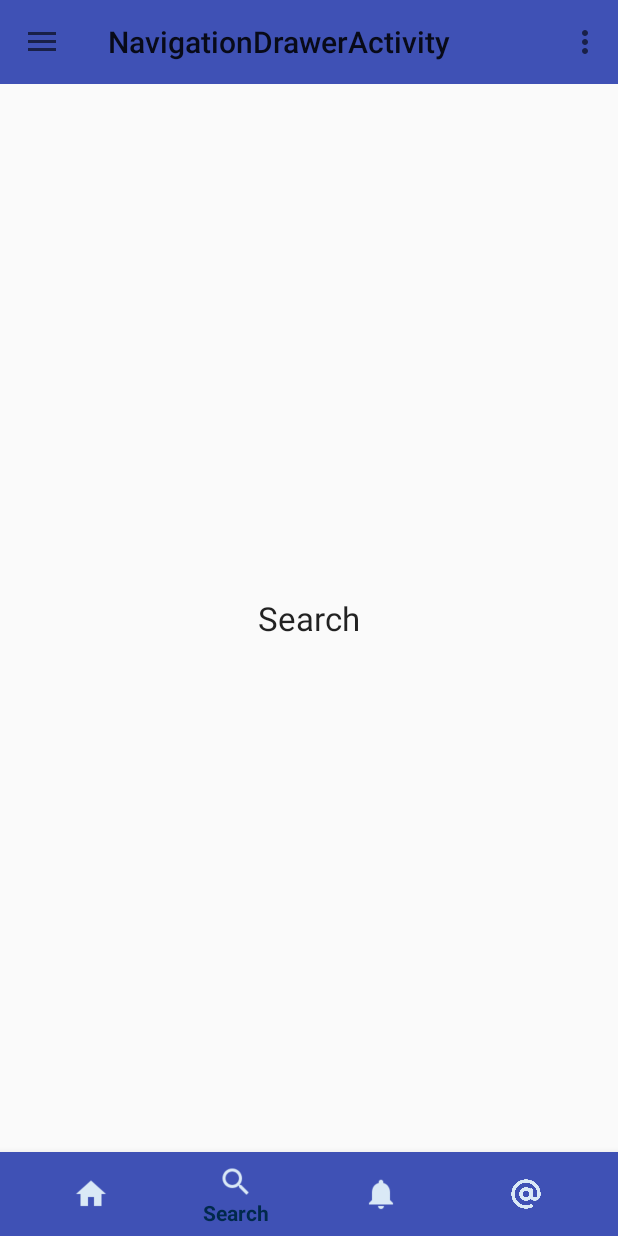
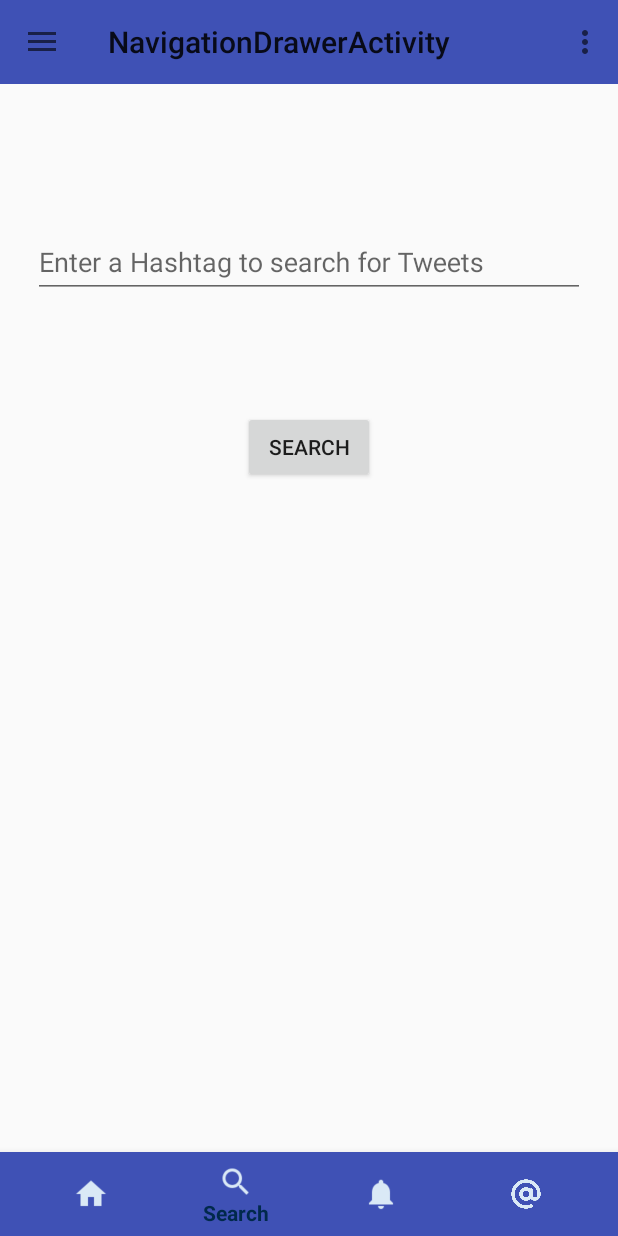
Before and after one commit to ammar8020/social-pocket-analyzer, an Android app: the NavigationDrawerActivity screen opened directly, with no data from a screen before it, item 2 of the bottom bar chosen, on a phone screen of 412 x 824 dp. Run offline under Robolectric (Android 15) with nearby library versions, the phone set to English and light mode, and no system bars; network calls fail; 1 statement that could not run was skipped.

Commit message:
Tweets according to Hashtag can be Searched now.

```diff
--- /dev/null
+++ b/app/src/main/java/com/ammar/socialpocketa/HashtagFragment.java
@@ -0,0 +1,302 @@
+package com.ammar.socialpocketa;
+
+import android.support.annotation.NonNull;
+import android.support.annotation.Nullable;
+import android.support.v4.app.Fragment;
+import android.support.v7.app.AppCompatActivity;
+import android.os.Bundle;
+import android.support.v7.widget.LinearLayoutManager;
+import android.support.v7.widget.RecyclerView;
+import android.util.Log;
+import android.view.LayoutInflater;
+import android.view.View;
+import android.view.ViewGroup;
+import android.widget.Button;
+import android.widget.EditText;
+import android.widget.Toast;
+
+import com.ammar.socialpocketa.R;
+import com.ammar.socialpocketa.models.Hashtag;
+
+import java.io.IOException;
+import java.util.ArrayList;
+import java.util.Arrays;
+import java.util.List;
+
+//import okhttp3.ResponseBody;
+import retrofit2.Call;
+import retrofit2.Callback;
+import retrofit2.Response;
+
+public class HashtagFragment extends Fragment {
+
+    private static final String TAG = "HashtagFragment";
+
+    EditText etKeyword;
+    Button btnSearch;
+    RecyclerView recyclerView;
+
+    //private PostAdapter adapter;
+    private static List<Hashtag> postList;
+
+    //vars
+    String keyword = "";
+    private static int noOfTweets = 0;
+
+    private List<String> m_Ids = new ArrayList<>();
+
+    //private ArrayList<String> mNames = new ArrayList<>();
+    private List<String> mNames = new ArrayList<>();
+
+    private ArrayList<String> mImages = new ArrayList<>();
+
+    private ArrayList<String> mTimes = new ArrayList<>();
+    //private ArrayList<String> mTweets = new ArrayList<>();
+
+    //private ArrayList<String> mRTweets = new ArrayList<>();
+    private List<String> mTweets = new ArrayList<>();
+    private List<String> mSentiments = new ArrayList<>();
+
+    //private ArrayList<String> s = new ArrayList<>();
+
+    /*@Override
+    protected void onCreate(Bundle savedInstanceState) {
+        super.onCreate(savedInstanceState);
+        setContentView(R.layout.activity_main);
+        Log.d(TAG, "onCreate: started.");
+
+        initImageBitmaps();
+    }*/
+
+    @Nullable
+    @Override
+    public View onCreateView(@NonNull LayoutInflater inflater, @Nullable ViewGroup container, @Nullable Bundle savedInstanceState) {
+
+        View rootView = inflater.inflate(R.layout.fragment_hashtag, container, false);
+
+        Log.d(TAG, "onCreate: started.");
+
+        etKeyword = rootView.findViewById(R.id.et_keyword);
+
+
+        recyclerView = rootView.findViewById(R.id.rvHashtag);
+
+        btnSearch = rootView.findViewById(R.id.btn_search);
+        btnSearch.setOnClickListener(new View.OnClickListener() {
+            @Override
+            public void onClick(View view) {
+                Log.d(TAG, "onClick: Search Button clicked");
+                apiResponse();
+            }
+        });
+
+
+//        initImageBitmaps();
+
+        return rootView;
+    }
+
+    private void initImageBitmaps(){
+        Log.d(TAG, "initImageBitmaps: preparing bitmaps.");
+
+        /*for (int i = 0; i < noOfTweets; i++ ){
+            mImages.add("https://c1.staticflickr.com/5/4636/25316407448_de5fbf183d_o.jpg");
+            mNames.add("Havasu Falls");
+            mTimes.add("2 days ago");
+        }*/
+
+//        mTweets.add("This is the content of tweet");
+        //mTweets.add(s.get(0));
+
+        /*mImages.add("https://i.redd.it/tpsnoz5bzo501.jpg");
+        mNames.add("Trondheim");
+        mTimes.add("2 days ago");
+//        mTweets.add("This is the content of tweet");
+
+        mImages.add("https://i.redd.it/qn7f9oqu7o501.jpg");
+        mNames.add("Portugal");
+        mTimes.add("2 days ago");
+//        mTweets.add("This is the content of tweet");
+
+        mImages.add("https://i.redd.it/j6myfqglup501.jpg");
+        mNames.add("Rocky Mountain National Park");
+        mTimes.add("2 days ago");
+//        mTweets.add("This is the content of tweet");
+
+
+        mImages.add("https://i.redd.it/0h2gm1ix6p501.jpg");
+        mNames.add("Mahahual");
+        mTimes.add("2 days ago");
+//        mTweets.add("This is the content of tweet");
+
+        mImages.add("https://i.redd.it/k98uzl68eh501.jpg");
+        mNames.add("Frozen Lake");
+        mTimes.add("2 days ago");
+//        mTweets.add("This is the content of tweet");
+
+        mImages.add("https://i.redd.it/glin0nwndo501.jpg");
+        mNames.add("White Sands Desert");
+        mTimes.add("2 weeks ago");*/
+//        mTweets.add("This is another content of tweet");
+        //initRecyclerView();
+
+
+    }
+
+
+    /*private void initRecyclerView(){
+        Log.d(TAG, "initRecyclerView: init recyclerview.");
+        PostAdapter adapter = new PostAdapter(getContext(), mNames, mImages, mTimes, mTweets);
+        recyclerView.setAdapter(adapter);
+        recyclerView.setLayoutManager(new LinearLayoutManager(getContext()));
+    }*/
+
+
+
+
+
+    public void apiResponse() {
+
+        keyword = etKeyword.getText().toString();
+
+        Log.d(TAG, "apiResponse: Keyword: " + keyword);
+
+        //now making the call object
+        //Here using the api method that we created inside the api interface
+        Call<List<Hashtag>> call = RetrofitClient
+                .getInstance()
+                .getApi()
+                .getHashtagTweets(keyword);
+
+
+        call.enqueue(new Callback<List<Hashtag>>() {
+
+            @Override
+            public void onResponse(Call<List<Hashtag>> call, Response<List<Hashtag>> response) {
+
+
+                //In this point we got our Post list
+                postList = response.body();
+
+                Log.d(TAG, "onResponse: Post list: " + postList);
+
+                try {
+                    noOfTweets = postList.size();
+
+
+                    //Creating a String array for the ListView
+                    String[] _ids = new String[postList.size()];
+                    String[] texts = new String[postList.size()];
+                    String[] sentiments = new String[postList.size()];
+                    //String[] names = new String[postList.size()];
+
+                    //looping through all the texts and inserting the text inside the string array
+                    for (int i = 0; i < postList.size(); i++) {
+
+                        _ids[i] = postList.get(i).getId();
+                        texts[i] = postList.get(i).getText();
+                        sentiments[i] = postList.get(i).getSentimentAnalysis();
+
+                        Log.d(TAG, "onResponse: Sentiment = " + sentiments[i]);
+                        //names[i] = postList.get(i).getUser();
+
+                        //mRTweets.get(i).concat(texts[i]);
+
+
+
+                        //List<Integer> newList = new ArrayList<Post>(texts);
+                    }
+
+                    m_Ids = Arrays.asList(_ids);
+                    mTweets = Arrays.asList(texts);
+                    mSentiments = Arrays.asList(sentiments);
+
+                    for (int i = 0; i < noOfTweets; i++ ){
+                        mImages.add("https://c1.staticflickr.com/5/4636/25316407448_de5fbf183d_o.jpg");
+                        mNames.add("Havasu Falls");
+                        mTimes.add("2 days ago");
+                    }
+
+                    //mNames = Arrays.asList(names);
+
+                    //displaying the string array into listview
+                    //listView.setAdapter(new ArrayAdapter<String>(getApplicationContext(), android.R.layout.simple_list_item_1, heroes));
+
+                    //displaying the string array into recycler view
+                    //PostAdapter adapter = new PostAdapter(getContext(), mRTweets);
+
+
+                    //recyclerView.setLayoutManager(manager);
+                    HashtagAdapter adapter = new HashtagAdapter(getContext(), m_Ids, mNames, mImages, mTimes ,mTweets, mSentiments);
+                    recyclerView.setAdapter(adapter);
+                    recyclerView.setLayoutManager(new LinearLayoutManager(getContext()));
+
+
+
+                /*recyclerView = findViewById(R.id.recycler_view);
+                LinearLayoutManager manager = new LinearLayoutManager(this);
+                recyclerView.setLayoutManager(manager);
+                recyclerView.setHasFixedSize(true);
+                adapter = new MyAdapter();
+                recyclerView.setAdapter(adapter);*/
+
+
+//                try {
+
+                    /*s.set(0,response.body().getText());
+                    Toast.makeText(getContext(), s.get(0), Toast.LENGTH_LONG).show();*/
+
+                    //Toast.makeText(getContext(), s, Toast.LENGTH_LONG).show();
+                /*} catch (IOException e) {
+                    e.printStackTrace();
+                }*/
+
+                /*if(response.code() == 201){
+                    Post post = new Post();
+                    post = response.body();
+                    Toast.makeText(getContext(), post.getText(), Toast.LENGTH_LONG).show();
+
+                }else if(response.code() == 422){
+                    Toast.makeText(getContext(), "Invalid email or password", Toast.LENGTH_LONG).show();
+                }*/
+
+                    //Toast.makeText(getContext(), response.body().getText(), Toast.LENGTH_LONG).show();
+
+
+//                postList = response.body().getText();
+                /*adapter = new PostAdapter(get, postList);
+                recyclerView.setAdapter(adapter);*/
+
+                    //PostAdapter adapter = new PostAdapter(getContext(), mNames, mImages, mTimes, mTweets);
+
+                /*PostAdapter adapter = new PostAdapter(getContext(), postList);
+                recyclerView.setAdapter(adapter);
+                recyclerView.setLayoutManager(new LinearLayoutManager(getContext()));*/
+
+
+                } catch (NullPointerException e) {
+                    Log.e(TAG, "onResponse: NullPointerException " + e.getMessage() );
+                    noOfTweets = 0;
+                }
+
+
+            }
+
+
+            @Override
+            public void onFailure(Call<List<Hashtag>> call, Throwable t) {
+                Toast.makeText(getContext(), t.getMessage(), Toast.LENGTH_LONG).show();
+            }
+        });
+
+    }
+
+
+    public static List<Hashtag> getPostList() {
+        return postList;
+    }
+
+    public static void setPostList(List<Hashtag> postList) {
+        HashtagFragment.postList = postList;
+    }
+}
--- a/app/src/main/java/com/ammar/socialpocketa/NavigationDrawerActivity.java
+++ b/app/src/main/java/com/ammar/socialpocketa/NavigationDrawerActivity.java
@@ -145,7 +145,8 @@ public class NavigationDrawerActivity extends AppCompatActivity
                 break;
 
             case R.id.navigation_search:
-                fragment = new SearchFragment();
+//                fragment = new SearchFragment();
+                fragment = new HashtagFragment();
                 break;
 
             case R.id.navigation_notifications:
--- a/app/src/main/java/com/ammar/socialpocketa/SearchFragment.java
+++ /dev/null
@@ -1,18 +0,0 @@
-package com.ammar.socialpocketa;
-
-import android.os.Bundle;
-import android.support.annotation.Nullable;
-import android.support.v4.app.Fragment;
-import android.view.LayoutInflater;
-import android.view.View;
-import android.view.ViewGroup;
-
-
-public class SearchFragment extends Fragment {
-    @Nullable
-    @Override
-    public View onCreateView(LayoutInflater inflater, @Nullable ViewGroup container, @Nullable Bundle savedInstanceState) {
-
-        return inflater.inflate(R.layout.fragment_search, null);
-    }
-}
--- a/app/src/main/java/com/ammar/socialpocketa/api/APIService.java
+++ b/app/src/main/java/com/ammar/socialpocketa/api/APIService.java
@@ -1,6 +1,7 @@
 package com.ammar.socialpocketa.api;
 
 import com.ammar.socialpocketa.models.Comment;
+import com.ammar.socialpocketa.models.Hashtag;
 import com.ammar.socialpocketa.models.Login;
 import com.ammar.socialpocketa.models.Mention;
 import com.ammar.socialpocketa.models.Post;
@@ -60,4 +61,10 @@ public interface APIService {
     @GET("api/posts/mentions")
     Call<List<Mention>> getMentions();
 
+
+    //the Hashtags call
+    // defined the Call type as a List and the List type as Post.
+    @GET("api/posts/hashtags/{keyword}")
+    Call<List<Hashtag>> getHashtagTweets(@Path("keyword") String keyword);
+
 }
--- a/app/src/main/java/com/ammar/socialpocketa/api/APIUrl.java
+++ b/app/src/main/java/com/ammar/socialpocketa/api/APIUrl.java
@@ -2,6 +2,6 @@ package com.ammar.socialpocketa.api;
 
 public class APIUrl {
 
-    public static final String BASE_URL = "http://192.168.1.8:4000/";
+    public static final String BASE_URL = "http://10.112.28.117:4000/";
 
 }
--- /dev/null
+++ b/app/src/main/res/layout/fragment_hashtag.xml
@@ -0,0 +1,50 @@
+<?xml version="1.0" encoding="utf-8"?>
+<android.support.constraint.ConstraintLayout xmlns:android="http://schemas.android.com/apk/res/android"
+    xmlns:app="http://schemas.android.com/apk/res-auto"
+    xmlns:tools="http://schemas.android.com/tools"
+    android:layout_width="match_parent"
+    android:layout_height="match_parent"
+    tools:context=".HashtagFragment">
+
+
+    <android.support.design.widget.TextInputLayout
+        android:id="@+id/textInputLayout"
+        android:layout_width="368dp"
+        android:layout_height="61dp"
+        android:layout_marginBottom="8dp"
+        android:layout_marginTop="32dp"
+        app:layout_constraintBottom_toTopOf="@+id/btn_search"
+        app:layout_constraintEnd_toEndOf="parent"
+        app:layout_constraintStart_toStartOf="parent"
+        app:layout_constraintTop_toTopOf="parent">
+
+        <android.support.design.widget.TextInputEditText
+            android:id="@+id/et_keyword"
+            android:layout_width="match_parent"
+            android:layout_height="wrap_content"
+            android:hint="Enter a Hashtag to search for Tweets" />
+    </android.support.design.widget.TextInputLayout>
+
+    <Button
+        android:id="@+id/btn_search"
+        android:layout_width="wrap_content"
+        android:layout_height="wrap_content"
+        android:layout_marginBottom="8dp"
+        android:layout_marginTop="8dp"
+        android:text="Search"
+        app:layout_constraintBottom_toTopOf="@+id/rvHashtag"
+        app:layout_constraintEnd_toEndOf="parent"
+        app:layout_constraintStart_toStartOf="parent"
+        app:layout_constraintTop_toBottomOf="@+id/textInputLayout" />
+
+    <android.support.v7.widget.RecyclerView
+        android:id="@+id/rvHashtag"
+        android:layout_width="0dp"
+        android:layout_height="321dp"
+        android:layout_marginTop="8dp"
+        app:layout_constraintBottom_toBottomOf="parent"
+        app:layout_constraintEnd_toEndOf="parent"
+        app:layout_constraintHorizontal_bias="0.0"
+        app:layout_constraintStart_toStartOf="parent"
+        app:layout_constraintTop_toBottomOf="@+id/btn_search" />
+</android.support.constraint.ConstraintLayout>
--- a/app/src/main/res/layout/fragment_search.xml
+++ /dev/null
@@ -1,14 +0,0 @@
-<?xml version="1.0" encoding="utf-8"?>
-<RelativeLayout xmlns:android="http://schemas.android.com/apk/res/android"
-    android:layout_width="match_parent"
-    android:layout_height="match_parent">
-
-    <TextView
-        android:layout_width="wrap_content"
-        android:layout_height="wrap_content"
-        android:layout_centerHorizontal="true"
-        android:layout_centerVertical="true"
-        android:text="@string/bottom_nav_search"
-        android:textAppearance="@style/Base.TextAppearance.AppCompat.Large" />
-
-</RelativeLayout>
```
Also changed, not shown: app/src/main/java/com/ammar/socialpocketa/HashtagAdapter.java (added, +157 -0 lines), app/src/main/java/com/ammar/socialpocketa/models/Hashtag.java (added, +152 -0 lines).
